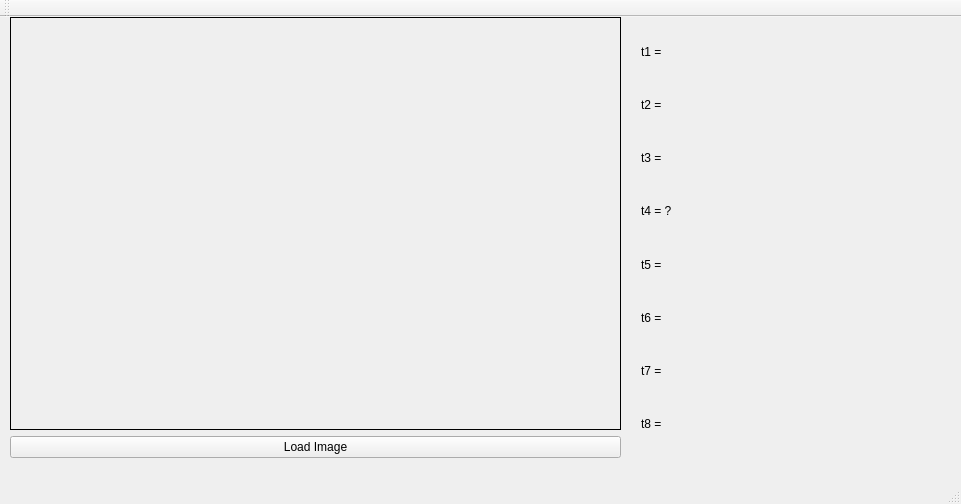
Qt form ppgr/1/domaci1/mainwindow.ui (veljkoprodan/ppgr-domaci) before a commit.
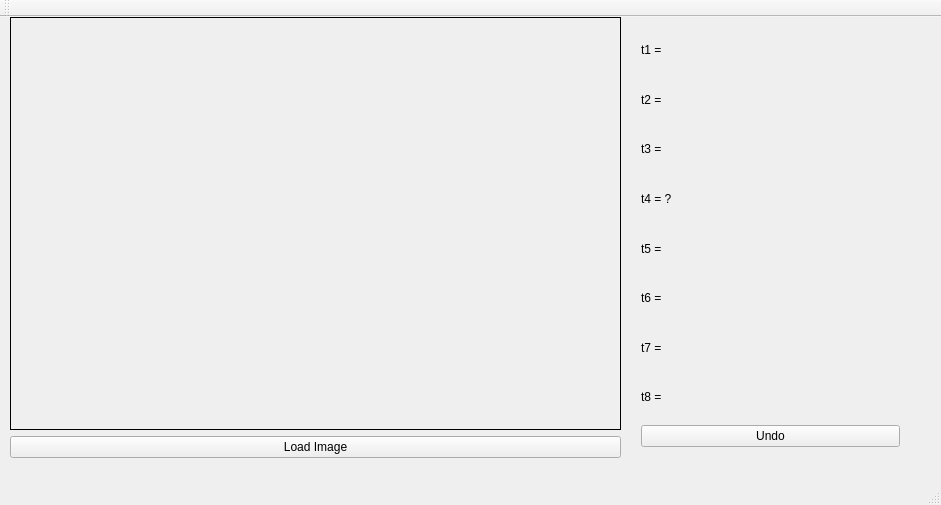
The same form after that commit. Custom widgets are drawn as their Qt base class.

Commit message: add undo button

```diff
--- a/ppgr/1/domaci1/mainwindow.ui
+++ b/ppgr/1/domaci1/mainwindow.ui
@@ -6,8 +6,8 @@
    <rect>
     <x>0</x>
     <y>0</y>
-    <width>961</width>
-    <height>504</height>
+    <width>941</width>
+    <height>505</height>
    </rect>
   </property>
   <property name="windowTitle">
@@ -66,7 +66,7 @@
      <rect>
       <x>630</x>
       <y>0</y>
-      <width>371</width>
+      <width>281</width>
       <height>441</height>
      </rect>
     </property>
@@ -127,6 +127,13 @@
        </property>
       </widget>
      </item>
+     <item>
+      <widget class="QPushButton" name="Undo">
+       <property name="text">
+        <string>Undo</string>
+       </property>
+      </widget>
+     </item>
     </layout>
    </widget>
   </widget>
```
Left out of the diff: 2 changed lines with no effect on the pictures. The commit also changes 16 other files.
